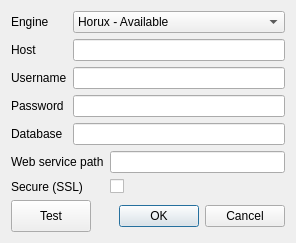
First picture: the form in HoruxCardDesigner/databaseconnection.ui, repository BackupTheBerlios/horux-svn, before the edit.
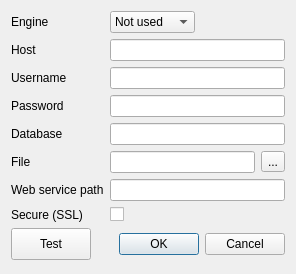
Second picture: the form after the edit.

What changed in the file:
```diff
--- a/HoruxCardDesigner/databaseconnection.ui
+++ b/HoruxCardDesigner/databaseconnection.ui
@@ -7,7 +7,7 @@
     <x>0</x>
     <y>0</y>
     <width>296</width>
-    <height>243</height>
+    <height>274</height>
    </rect>
   </property>
   <property name="windowTitle">
@@ -21,36 +21,21 @@
      </property>
     </widget>
    </item>
-   <item row="0" column="1" colspan="2">
+   <item row="0" column="1">
     <widget class="QComboBox" name="engine">
      <item>
       <property name="text">
-       <string>Horux - Available</string>
+       <string>Not used</string>
       </property>
      </item>
      <item>
       <property name="text">
-       <string>MySql</string>
+       <string>Horux</string>
       </property>
      </item>
      <item>
       <property name="text">
-       <string>Sqlite</string>
-      </property>
-     </item>
-     <item>
-      <property name="text">
-       <string>PostgreSQL</string>
-      </property>
-     </item>
-     <item>
-      <property name="text">
-       <string>ODBC</string>
-      </property>
-     </item>
-     <item>
-      <property name="text">
-       <string>Oracle</string>
+       <string>CSV</string>
       </property>
      </item>
     </widget>
@@ -111,31 +96,52 @@
    <item row="4" column="1" colspan="2">
     <widget class="QLineEdit" name="database"/>
    </item>
-   <item row="5" column="0" colspan="2">
+   <item row="5" column="0">
+    <widget class="QLabel" name="label_8">
+     <property name="text">
+      <string>File</string>
+     </property>
+    </widget>
+   </item>
+   <item row="5" column="1" colspan="2">
+    <layout class="QHBoxLayout" name="horizontalLayout_2">
+     <item>
+      <widget class="QLineEdit" name="file"/>
+     </item>
+     <item>
+      <widget class="QToolButton" name="search">
+       <property name="text">
+        <string>...</string>
+       </property>
+      </widget>
+     </item>
+    </layout>
+   </item>
+   <item row="6" column="0">
     <widget class="QLabel" name="label_6">
      <property name="text">
       <string>Web service path</string>
      </property>
     </widget>
    </item>
-   <item row="5" column="2">
+   <item row="6" column="1" colspan="2">
     <widget class="QLineEdit" name="path"/>
    </item>
-   <item row="6" column="0" colspan="2">
+   <item row="7" column="0">
     <widget class="QLabel" name="label_7">
      <property name="text">
       <string>Secure (SSL)</string>
      </property>
     </widget>
    </item>
-   <item row="6" column="2">
+   <item row="7" column="1" colspan="2">
     <widget class="QCheckBox" name="ssl">
      <property name="text">
       <string/>
      </property>
     </widget>
    </item>
-   <item row="7" column="0" colspan="3">
+   <item row="8" column="0" colspan="3">
     <layout class="QHBoxLayout" name="horizontalLayout">
      <item>
       <widget class="QPushButton" name="testButton">
```
